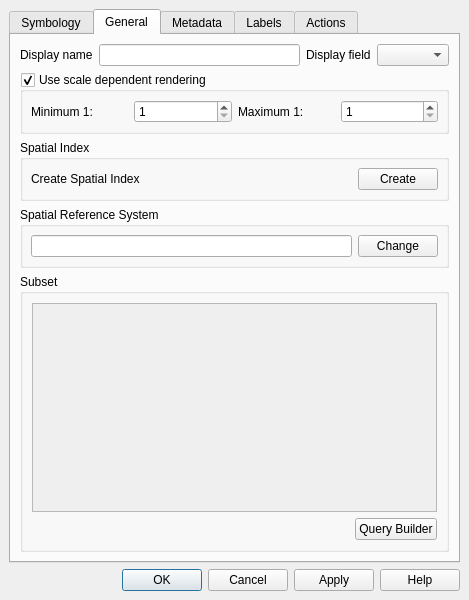
Above: src/ui/qgsvectorlayerpropertiesbase.ui from gopal-bhatt/PIHMgis before the change. Below: the same form after it.
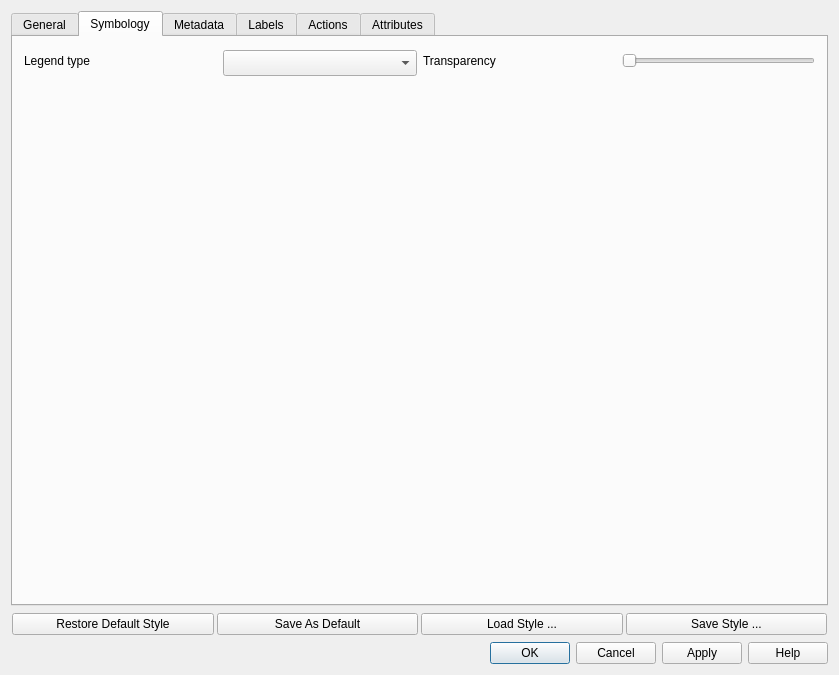
That is the form after the change. The open tabs and pages were chosen to show the change. Icons and pictures are not drawn.

Patch:
```diff
--- a/src/ui/qgsvectorlayerpropertiesbase.ui
+++ b/src/ui/qgsvectorlayerpropertiesbase.ui
@@ -5,8 +5,8 @@
    <rect>
     <x>0</x>
     <y>0</y>
-    <width>469</width>
-    <height>600</height>
+    <width>839</width>
+    <height>675</height>
    </rect>
   </property>
   <property name="minimumSize" >
@@ -25,13 +25,54 @@
    <bool>true</bool>
   </property>
   <layout class="QGridLayout" >
-   <property name="margin" >
-    <number>9</number>
-   </property>
-   <property name="spacing" >
-    <number>6</number>
-   </property>
    <item row="1" column="0" >
+    <layout class="QHBoxLayout" >
+     <property name="spacing" >
+      <number>3</number>
+     </property>
+     <property name="leftMargin" >
+      <number>1</number>
+     </property>
+     <property name="topMargin" >
+      <number>1</number>
+     </property>
+     <property name="rightMargin" >
+      <number>1</number>
+     </property>
+     <property name="bottomMargin" >
+      <number>1</number>
+     </property>
+     <item>
+      <widget class="QPushButton" name="pbnLoadDefaultStyle" >
+       <property name="text" >
+        <string>Restore Default Style</string>
+       </property>
+      </widget>
+     </item>
+     <item>
+      <widget class="QPushButton" name="pbnSaveDefaultStyle" >
+       <property name="text" >
+        <string>Save As Default</string>
+       </property>
+      </widget>
+     </item>
+     <item>
+      <widget class="QPushButton" name="pbnLoadStyle" >
+       <property name="text" >
+        <string>Load Style ...</string>
+       </property>
+      </widget>
+     </item>
+     <item>
+      <widget class="QPushButton" name="pbnSaveStyleAs" >
+       <property name="text" >
+        <string>Save Style ...</string>
+       </property>
+      </widget>
+     </item>
+    </layout>
+   </item>
+   <item row="3" column="0" >
     <widget class="QDialogButtonBox" name="buttonBox" >
      <property name="orientation" >
       <enum>Qt::Horizontal</enum>
@@ -43,142 +84,96 @@
    </item>
    <item row="0" column="0" >
     <widget class="QTabWidget" name="tabWidget" >
+     <property name="enabled" >
+      <bool>true</bool>
+     </property>
+     <property name="sizePolicy" >
+      <sizepolicy vsizetype="Expanding" hsizetype="Expanding" >
+       <horstretch>0</horstretch>
+       <verstretch>0</verstretch>
+      </sizepolicy>
+     </property>
+     <property name="autoFillBackground" >
+      <bool>false</bool>
+     </property>
      <property name="tabShape" >
       <enum>QTabWidget::Rounded</enum>
      </property>
      <property name="currentIndex" >
-      <number>0</number>
+      <number>3</number>
      </property>
      <widget class="QWidget" name="tab1" >
       <attribute name="title" >
-       <string>Symbology</string>
-      </attribute>
-      <layout class="QGridLayout" >
-       <property name="margin" >
-        <number>9</number>
-       </property>
-       <property name="spacing" >
-        <number>6</number>
-       </property>
-       <item row="2" column="0" colspan="2" >
-        <widget class="QStackedWidget" name="widgetStackRenderers" >
-         <property name="sizePolicy" >
-          <sizepolicy>
-           <hsizetype>7</hsizetype>
-           <vsizetype>7</vsizetype>
-           <horstretch>0</horstretch>
-           <verstretch>0</verstretch>
-          </sizepolicy>
-         </property>
-         <widget class="QWidget" name="page" />
-         <widget class="QWidget" name="page_2" />
-        </widget>
-       </item>
-       <item row="0" column="1" >
-        <widget class="QComboBox" name="legendtypecombobox" >
-         <property name="minimumSize" >
-          <size>
-           <width>270</width>
-           <height>24</height>
-          </size>
-         </property>
-         <property name="maximumSize" >
-          <size>
-           <width>32767</width>
-           <height>22</height>
-          </size>
-         </property>
-        </widget>
-       </item>
-       <item row="0" column="0" >
-        <widget class="QLabel" name="legendtypelabel" >
-         <property name="maximumSize" >
-          <size>
-           <width>32767</width>
-           <height>22</height>
-          </size>
-         </property>
-         <property name="text" >
-          <string>Legend type:</string>
-         </property>
-         <property name="buddy" >
-          <cstring>legendtypecombobox</cstring>
-         </property>
-        </widget>
-       </item>
-       <item row="1" column="0" >
-        <widget class="QLabel" name="lblTransparencyPercent" >
-         <property name="text" >
-          <string>Transparency:</string>
-         </property>
-         <property name="buddy" >
-          <cstring>sliderTransparency</cstring>
-         </property>
-        </widget>
-       </item>
-       <item row="1" column="1" >
-        <widget class="QSlider" name="sliderTransparency" >
-         <property name="maximum" >
-          <number>255</number>
-         </property>
-         <property name="value" >
-          <number>0</number>
-         </property>
-         <property name="orientation" >
-          <enum>Qt::Horizontal</enum>
-         </property>
-        </widget>
-       </item>
-      </layout>
-     </widget>
-     <widget class="QWidget" name="tab2" >
-      <attribute name="title" >
        <string>General</string>
       </attribute>
       <layout class="QGridLayout" >
-       <property name="margin" >
-        <number>9</number>
-       </property>
-       <property name="spacing" >
-        <number>6</number>
-       </property>
        <item row="0" column="0" >
-        <widget class="QLabel" name="textLabel3" >
-         <property name="text" >
-          <string>Display name</string>
+        <widget class="QGroupBox" name="indexGroupBox" >
+         <property name="title" >
+          <string>Options</string>
          </property>
-         <property name="buddy" >
-          <cstring>txtDisplayName</cstring>
-         </property>
+         <layout class="QGridLayout" >
+          <item row="0" column="0" >
+           <widget class="QLabel" name="textLabel3" >
+            <property name="text" >
+             <string>Display name</string>
+            </property>
+            <property name="buddy" >
+             <cstring>txtDisplayName</cstring>
+            </property>
+           </widget>
+          </item>
+          <item row="0" column="1" colspan="2" >
+           <widget class="QLineEdit" name="txtDisplayName" />
+          </item>
+          <item row="1" column="0" >
+           <widget class="QLabel" name="textLabel2" >
+            <property name="toolTip" >
+             <string>Display field for the Identify Results dialog box</string>
+            </property>
+            <property name="whatsThis" >
+             <string>This sets the display field for the Identify Results dialog box</string>
+            </property>
+            <property name="text" >
+             <string>Display field</string>
+            </property>
+            <property name="buddy" >
+             <cstring>displayFieldComboBox</cstring>
+            </property>
+           </widget>
+          </item>
+          <item row="1" column="1" colspan="2" >
+           <widget class="QComboBox" name="displayFieldComboBox" >
+            <property name="whatsThis" >
+             <string>Use this control to set which field is placed at the top level of the Identify Results dialog box.</string>
+            </property>
+           </widget>
+          </item>
+          <item row="2" column="0" colspan="3" >
+           <widget class="QLineEdit" name="leSpatialRefSys" >
+            <property name="readOnly" >
+             <bool>true</bool>
+            </property>
+           </widget>
+          </item>
+          <item row="3" column="1" >
+           <widget class="QPushButton" name="pbnIndex" >
+            <property name="text" >
+             <string>Create Spatial Index</string>
+            </property>
+           </widget>
+          </item>
+          <item row="3" column="2" >
+           <widget class="QPushButton" name="pbnChangeSpatialRefSys" >
+            <property name="text" >
+             <string>Change CRS</string>
+            </property>
+           </widget>
+          </item>
+         </layout>
         </widget>
        </item>
-       <item row="0" column="2" >
-        <widget class="QLabel" name="textLabel2" >
-         <property name="toolTip" >
-          <string>Display field for the Identify Results dialog box</string>
-         </property>
-         <property name="whatsThis" >
-          <string>This sets the display field for the Identify Results dialog box</string>
-         </property>
-         <property name="text" >
-          <string>Display field</string>
-         </property>
-         <property name="buddy" >
-          <cstring>displayFieldComboBox</cstring>
-         </property>
-        </widget>
-       </item>
-       <item row="0" column="3" >
-        <widget class="QComboBox" name="displayFieldComboBox" >
-         <property name="whatsThis" >
-          <string>Use this control to set which field is placed at the top level of the Identify Results dialog box.</string>
-         </property>
-        </widget>
-       </item>
-       <item row="0" column="1" >
-        <widget class="QLineEdit" name="txtDisplayName" />
-       </item>
-       <item row="1" column="0" colspan="4" >
+       <item row="1" column="0" >
         <widget class="QGroupBox" name="chkUseScaleDependentRendering" >
          <property name="title" >
           <string>Use scale dependent rendering</string>
@@ -187,16 +182,22 @@
           <bool>true</bool>
          </property>
          <layout class="QGridLayout" >
-          <property name="margin" >
-           <number>8</number>
+          <property name="leftMargin" >
+           <number>11</number>
           </property>
-          <property name="spacing" >
-           <number>6</number>
+          <property name="topMargin" >
+           <number>11</number>
+          </property>
+          <property name="rightMargin" >
+           <number>11</number>
+          </property>
+          <property name="bottomMargin" >
+           <number>11</number>
           </property>
           <item row="0" column="2" >
            <widget class="QLabel" name="textLabel1_2_2" >
             <property name="text" >
-             <string>Maximum 1:</string>
+             <string>Maximum</string>
             </property>
             <property name="buddy" >
              <cstring>spinMaximumScale</cstring>
@@ -206,7 +207,7 @@
           <item row="0" column="0" >
            <widget class="QLabel" name="textLabel1" >
             <property name="text" >
-             <string>Minimum 1:</string>
+             <string>Minimum</string>
             </property>
             <property name="buddy" >
              <cstring>spinMinimumScale</cstring>
@@ -218,12 +219,12 @@
             <property name="toolTip" >
              <string>Minimum scale at which this layer will be displayed. </string>
             </property>
-            <property name="maximum" >
-             <number>100000000</number>
-            </property>
             <property name="minimum" >
              <number>1</number>
             </property>
+            <property name="maximum" >
+             <number>100000000</number>
+            </property>
            </widget>
           </item>
           <item row="0" column="3" >
@@ -231,105 +232,34 @@
             <property name="toolTip" >
              <string>Maximum scale at which this layer will be displayed. </string>
             </property>
-            <property name="maximum" >
-             <number>100000000</number>
-            </property>
             <property name="minimum" >
              <number>1</number>
             </property>
-           </widget>
-          </item>
-         </layout>
-        </widget>
-       </item>
-       <item row="2" column="0" colspan="4" >
-        <widget class="QGroupBox" name="indexGroupBox" >
-         <property name="title" >
-          <string>Spatial Index</string>
-         </property>
-         <layout class="QGridLayout" >
-          <property name="margin" >
-           <number>8</number>
-          </property>
-          <property name="spacing" >
-           <number>6</number>
-          </property>
-          <item row="0" column="0" >
-           <widget class="QLabel" name="indexLabel" >
-            <property name="text" >
-             <string>Create Spatial Index</string>
+            <property name="maximum" >
+             <number>100000000</number>
             </property>
-            <property name="buddy" >
-             <cstring>pbnIndex</cstring>
-            </property>
            </widget>
           </item>
-          <item row="0" column="2" >
-           <widget class="QPushButton" name="pbnIndex" >
-            <property name="text" >
-             <string>Create</string>
-            </property>
-           </widget>
-          </item>
-          <item row="0" column="1" >
-           <spacer>
-            <property name="orientation" >
-             <enum>Qt::Horizontal</enum>
-            </property>
-            <property name="sizeType" >
-             <enum>QSizePolicy::Expanding</enum>
-            </property>
-            <property name="sizeHint" >
-             <size>
-              <width>141</width>
-              <height>21</height>
-             </size>
-            </property>
-           </spacer>
-          </item>
          </layout>
         </widget>
        </item>
-       <item row="3" column="0" colspan="4" >
-        <widget class="QGroupBox" name="grpSRS" >
-         <property name="title" >
-          <string>Spatial Reference System</string>
-         </property>
-         <layout class="QGridLayout" >
-          <property name="margin" >
-           <number>8</number>
-          </property>
-          <property name="spacing" >
-           <number>6</number>
-          </property>
-          <item row="0" column="0" >
-           <widget class="QLineEdit" name="leSpatialRefSys" >
-            <property name="readOnly" >
-             <bool>true</bool>
-            </property>
-           </widget>
-          </item>
-          <item row="0" column="1" >
-           <widget class="QPushButton" name="pbnChangeSpatialRefSys" >
-            <property name="text" >
-             <string>Change</string>
-            </property>
-           </widget>
-          </item>
-         </layout>
-        </widget>
-       </item>
-       <item row="4" column="0" colspan="4" >
+       <item row="2" column="0" >
         <widget class="QGroupBox" name="grpSubset" >
          <property name="title" >
           <string>Subset</string>
          </property>
          <layout class="QGridLayout" >
-          <property name="margin" >
-           <number>9</number>
+          <property name="leftMargin" >
+           <number>11</number>
           </property>
-          <property name="spacing" >
-           <number>6</number>
+          <property name="topMargin" >
+           <number>11</number>
+          </property>
+          <property name="rightMargin" >
+           <number>11</number>
+          </property>
+          <property name="bottomMargin" >
+           <number>11</number>
           </property>
           <item row="0" column="0" colspan="2" >
            <widget class="QTextEdit" name="txtSubsetSQL" >
@@ -372,22 +302,144 @@
        </item>
       </layout>
      </widget>
+     <widget class="QWidget" name="tab2" >
+      <property name="sizePolicy" >
+       <sizepolicy vsizetype="Expanding" hsizetype="Expanding" >
+        <horstretch>0</horstretch>
+        <verstretch>0</verstretch>
+       </sizepolicy>
+      </property>
+      <attribute name="title" >
+       <string>Symbology</string>
+      </attribute>
+      <layout class="QGridLayout" >
+       <item row="0" column="0" >
+        <widget class="QLabel" name="legendtypelabel" >
+         <property name="sizePolicy" >
+          <sizepolicy vsizetype="Preferred" hsizetype="Minimum" >
+           <horstretch>0</horstretch>
+           <verstretch>0</verstretch>
+          </sizepolicy>
+         </property>
+         <property name="maximumSize" >
+          <size>
+           <width>32767</width>
+           <height>22</height>
+          </size>
+         </property>
+         <property name="text" >
+          <string>Legend type</string>
+         </property>
+         <property name="buddy" >
+          <cstring>legendtypecombobox</cstring>
+         </property>
+        </widget>
+       </item>
+       <item row="0" column="1" >
+        <widget class="QComboBox" name="legendtypecombobox" >
+         <property name="sizePolicy" >
+          <sizepolicy vsizetype="Fixed" hsizetype="Maximum" >
+           <horstretch>0</horstretch>
+           <verstretch>0</verstretch>
+          </sizepolicy>
+         </property>
+         <property name="minimumSize" >
+          <size>
+           <width>0</width>
+           <height>26</height>
+          </size>
+         </property>
+         <property name="maximumSize" >
+          <size>
+           <width>32767</width>
+           <height>22</height>
+          </size>
+         </property>
+        </widget>
+       </item>
+       <item row="0" column="2" >
+        <widget class="QLabel" name="lblTransparencyPercent" >
+         <property name="sizePolicy" >
+          <sizepolicy vsizetype="Preferred" hsizetype="Minimum" >
+           <horstretch>0</horstretch>
+           <verstretch>0</verstretch>
+          </sizepolicy>
+         </property>
+         <property name="text" >
+          <string>Transparency</string>
+         </property>
+         <property name="buddy" >
+          <cstring>sliderTransparency</cstring>
+         </property>
+        </widget>
+       </item>
+       <item row="0" column="3" >
+        <widget class="QSlider" name="sliderTransparency" >
+         <property name="sizePolicy" >
+          <sizepolicy vsizetype="Fixed" hsizetype="Minimum" >
+           <horstretch>0</horstretch>
+           <verstretch>0</verstretch>
+          </sizepolicy>
+         </property>
+         <property name="maximum" >
+          <number>255</number>
+         </property>
+         <property name="value" >
+          <number>0</number>
+         </property>
+         <property name="orientation" >
+          <enum>Qt::Horizontal</enum>
+         </property>
+        </widget>
+       </item>
+       <item row="1" column="0" colspan="4" >
+        <widget class="QStackedWidget" name="widgetStackRenderers" >
+         <property name="sizePolicy" >
+          <sizepolicy vsizetype="Expanding" hsizetype="Expanding" >
+           <horstretch>0</horstretch>
+           <verstretch>0</verstretch>
+          </sizepolicy>
+         </property>
+         <property name="frameShape" >
+          <enum>QFrame::NoFrame</enum>
+         </property>
+         <property name="frameShadow" >
+          <enum>QFrame::Sunken</enum>
+         </property>
+         <property name="currentIndex" >
+          <number>1</number>
+         </property>
+         <widget class="QWidget" name="page" />
+         <widget class="QWidget" name="page_2" />
+        </widget>
+       </item>
+      </layout>
+     </widget>
      <widget class="QWidget" name="tab3" >
       <attribute name="title" >
        <string>Metadata</string>
       </attribute>
       <layout class="QGridLayout" >
-       <property name="margin" >
-        <number>9</number>
+       <property name="leftMargin" >
+        <number>11</number>
        </property>
-       <property name="spacing" >
-        <number>6</number>
+       <property name="topMargin" >
+        <number>11</number>
+       </property>
+       <property name="rightMargin" >
+        <number>11</number>
+       </property>
+       <property name="bottomMargin" >
+        <number>11</number>
        </property>
        <item row="0" column="0" >
         <widget class="QTextEdit" name="teMetadata" >
          <property name="lineWidth" >
           <number>2</number>
          </property>
+         <property name="readOnly" >
+          <bool>true</bool>
+         </property>
         </widget>
        </item>
       </layout>
@@ -397,36 +449,10 @@
        <string>Labels</string>
       </attribute>
       <layout class="QGridLayout" >
-       <property name="margin" >
-        <number>9</number>
-       </property>
-       <property name="spacing" >
-        <number>6</number>
-       </property>
-       <item row="1" column="0" >
-        <widget class="QFrame" name="labelOptionsFrame" >
-         <property name="sizePolicy" >
-          <sizepolicy>
-           <hsizetype>7</hsizetype>
-           <vsizetype>7</vsizetype>
-           <horstretch>0</horstretch>
-           <verstretch>0</verstretch>
-          </sizepolicy>
-         </property>
-         <property name="frameShape" >
-          <enum>QFrame::NoFrame</enum>
-         </property>
-         <property name="frameShadow" >
-          <enum>QFrame::Plain</enum>
-         </property>
-        </widget>
-       </item>
        <item row="0" column="0" >
         <widget class="QCheckBox" name="labelCheckBox" >
          <property name="sizePolicy" >
-          <sizepolicy>
-           <hsizetype>7</hsizetype>
-           <vsizetype>0</vsizetype>
+          <sizepolicy vsizetype="Fixed" hsizetype="Expanding" >
            <horstretch>0</horstretch>
            <verstretch>0</verstretch>
           </sizepolicy>
@@ -436,6 +462,25 @@
          </property>
         </widget>
        </item>
+       <item row="1" column="0" >
+        <widget class="QFrame" name="labelOptionsFrame" >
+         <property name="enabled" >
+          <bool>false</bool>
+         </property>
+         <property name="sizePolicy" >
+          <sizepolicy vsizetype="Expanding" hsizetype="Expanding" >
+           <horstretch>0</horstretch>
+           <verstretch>0</verstretch>
+          </sizepolicy>
+         </property>
+         <property name="frameShape" >
+          <enum>QFrame::NoFrame</enum>
+         </property>
+         <property name="frameShadow" >
+          <enum>QFrame::Plain</enum>
+         </property>
+        </widget>
+       </item>
       </layout>
      </widget>
      <widget class="QWidget" name="tab5" >
@@ -443,18 +488,10 @@
        <string>Actions</string>
       </attribute>
       <layout class="QGridLayout" >
-       <property name="margin" >
-        <number>9</number>
-       </property>
-       <property name="spacing" >
-        <number>6</number>
-       </property>
        <item row="0" column="0" >
         <widget class="QFrame" name="actionOptionsFrame" >
          <property name="sizePolicy" >
-          <sizepolicy>
-           <hsizetype>7</hsizetype>
-           <vsizetype>7</vsizetype>
+          <sizepolicy vsizetype="Expanding" hsizetype="Expanding" >
            <horstretch>0</horstretch>
            <verstretch>0</verstretch>
           </sizepolicy>
@@ -469,6 +506,106 @@
        </item>
       </layout>
      </widget>
+     <widget class="QWidget" name="tab6" >
+      <attribute name="title" >
+       <string>Attributes</string>
+      </attribute>
+      <layout class="QVBoxLayout" >
+       <item>
+        <layout class="QHBoxLayout" >
+         <property name="sizeConstraint" >
+          <enum>QLayout::SetNoConstraint</enum>
+         </property>
+         <item>
+          <widget class="QToolButton" name="mAddAttributeButton" >
+           <property name="sizePolicy" >
+            <sizepolicy vsizetype="Fixed" hsizetype="Fixed" >
+             <horstretch>0</horstretch>
+             <verstretch>0</verstretch>
+            </sizepolicy>
+           </property>
+           <property name="toolTip" >
+            <string>New column</string>
+           </property>
+           <property name="text" >
+            <string/>
+           </property>
+           <property name="icon" >
+            <iconset>../xpm/new_attribute.png</iconset>
+           </property>
+           <property name="shortcut" >
+            <string>Ctrl+N</string>
+           </property>
+          </widget>
+         </item>
+         <item>
+          <widget class="QToolButton" name="mDeleteAttributeButton" >
+           <property name="toolTip" >
+            <string>Delete column</string>
+           </property>
+           <property name="text" >
+            <string/>
+           </property>
+           <property name="icon" >
+            <iconset>../xpm/delete_attribute.png</iconset>
+           </property>
+           <property name="shortcut" >
+            <string>Ctrl+X</string>
+           </property>
+          </widget>
+         </item>
+         <item>
+          <widget class="QToolButton" name="mToggleEditingButton" >
+           <property name="toolTip" >
+            <string>Toggle editing mode</string>
+           </property>
+           <property name="whatsThis" >
+            <string>Click to toggle table editing</string>
+           </property>
+           <property name="text" >
+            <string/>
+           </property>
+           <property name="checkable" >
+            <bool>true</bool>
+           </property>
+          </widget>
+         </item>
+         <item>
+          <spacer>
+           <property name="orientation" >
+            <enum>Qt::Horizontal</enum>
+           </property>
+           <property name="sizeHint" >
+            <size>
+             <width>40</width>
+             <height>20</height>
+            </size>
+           </property>
+          </spacer>
+         </item>
+        </layout>
+       </item>
+       <item>
+        <widget class="QTableWidget" name="tblAttributes" >
+         <property name="sizePolicy" >
+          <sizepolicy vsizetype="Expanding" hsizetype="Expanding" >
+           <horstretch>0</horstretch>
+           <verstretch>0</verstretch>
+          </sizepolicy>
+         </property>
+         <property name="minimumSize" >
+          <size>
+           <width>256</width>
+           <height>0</height>
+          </size>
+         </property>
+         <property name="sortingEnabled" >
+          <bool>false</bool>
+         </property>
+        </widget>
+       </item>
+      </layout>
+     </widget>
     </widget>
    </item>
   </layout>
```
Left out of the diff: 35 changed lines with no effect on the pictures.
